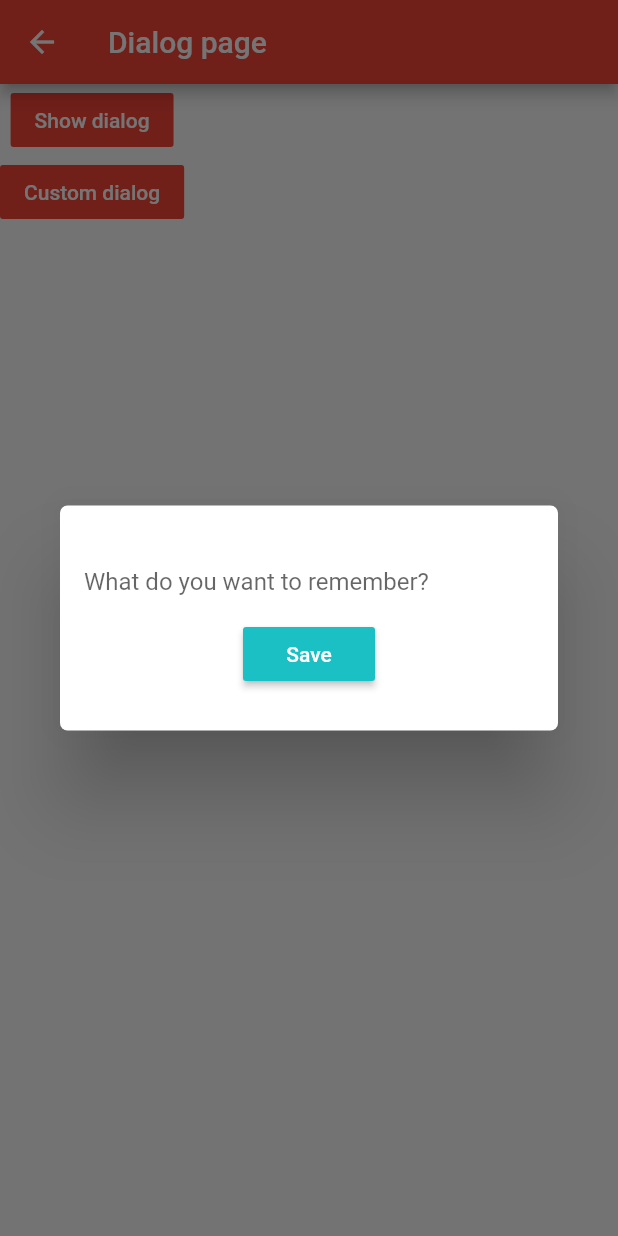
After one commit to willingtonortiz/cubipool-flutter, a Flutter app: the DialogPage screen opened directly, after a tap on "Custom dialog", on a phone screen of 412 x 824 dp. The commit adds this screen. Run offline on Flutter 3.47's test engine with Material 2 defaults, Android fonts, the phone set to English and light mode, and no system bars; our stand-ins replace curved_navigation_bar, flutter_spinkit, qr_flutter, shared_preferences; missing offline and left inert: barcode_scan; accounts and stored records are empty.

Commit message:
Se agregaron mas ejemplos al modulo de learn

```diff
--- a/lib/main.dart
+++ b/lib/main.dart
@@ -1,12 +1,13 @@
-import 'package:cubipool/modules/auth/login/pages/login_page.dart';
-import 'package:cubipool/modules/auth/register/pages/register_page.dart';
+import 'package:cubipool/modules/home/pages/home_page.dart';
+import 'package:cubipool/modules/learn/dialog/dialogs_page.dart';
+import 'package:cubipool/modules/learn/qr_flutter/qr_page.dart';
 import 'package:flutter/material.dart';
 
 void main() {
-  runApp(MyApp());
+  runApp(App());
 }
 
-class MyApp extends StatelessWidget {
+class App extends StatelessWidget {
   @override
   Widget build(BuildContext context) {
     return MaterialApp(
@@ -15,7 +16,7 @@ class MyApp extends StatelessWidget {
         primarySwatch: Colors.red,
         visualDensity: VisualDensity.adaptivePlatformDensity,
       ),
-      routes: {'/': (context) => RegisterPage()},
+      routes: {'/': (context) => QrPage()},
     );
   }
 }
--- /dev/null
+++ b/lib/modules/learn/dialog/dialogs_page.dart
@@ -0,0 +1,99 @@
+import 'package:flutter/material.dart';
+
+class DialogPage extends StatefulWidget {
+  @override
+  _DialogPageState createState() => _DialogPageState();
+}
+
+class _DialogPageState extends State<DialogPage> {
+  @override
+  Widget build(BuildContext context) {
+    return Scaffold(
+      appBar: AppBar(
+        title: Text('Dialog page'),
+      ),
+      body: Column(
+        children: <Widget>[
+          FlatButton(
+            child: Text(
+              'Show dialog',
+              style: TextStyle(color: Colors.white),
+            ),
+            color: Colors.red,
+            onPressed: () {
+              showDialog(
+                context: context,
+                builder: (BuildContext context) {
+                  return AlertDialog(
+                    title: Text('Alert dialog'),
+                    content: Text('Dialog content'),
+                    actionsPadding: EdgeInsets.all(0.0),
+                    actions: <Widget>[
+                      FlatButton(
+                        child: Text('Aceptar'),
+                        onPressed: () {
+                          Navigator.of(context).pop();
+                        },
+                      ),
+                      FlatButton(
+                        child: Text('Cancelar'),
+                        onPressed: () {
+                          Navigator.of(context).pop();
+                        },
+                      ),
+                    ],
+                  );
+                },
+              );
+            },
+          ),
+          FlatButton(
+            color: Colors.red,
+            child: Text(
+              'Custom dialog',
+              style: TextStyle(color: Colors.white),
+            ),
+            onPressed: () {
+              showDialog(
+                  context: context,
+                  builder: (BuildContext context) {
+                    return Dialog(
+                      shape: RoundedRectangleBorder(
+                          borderRadius:
+                              BorderRadius.circular(5.0)), //this right here
+                      child: Container(
+                        height: 150,
+                        child: Padding(
+                          padding: const EdgeInsets.all(16.0),
+                          child: Column(
+                            mainAxisAlignment: MainAxisAlignment.center,
+                            crossAxisAlignment: CrossAxisAlignment.center,
+                            children: [
+                              TextField(
+                                decoration: InputDecoration(
+                                    border: InputBorder.none,
+                                    hintText: 'What do you want to remember?'),
+                              ),
+                              SizedBox(
+                                child: RaisedButton(
+                                  onPressed: () {},
+                                  child: Text(
+                                    "Save",
+                                    style: TextStyle(color: Colors.white),
+                                  ),
+                                  color: const Color(0xFF1BC0C5),
+                                ),
+                              )
+                            ],
+                          ),
+                        ),
+                      ),
+                    );
+                  });
+            },
+          )
+        ],
+      ),
+    );
+  }
+}
```
Also changed, not shown: lib/modules/home/pages/home_page.dart (added, +46 -0 lines), lib/modules/learn/loader/loader_page.dart (added, +38 -0 lines), lib/modules/learn/qr_flutter/pages/image_page.dart (added, +33 -0 lines), lib/modules/learn/qr_flutter/pages/scan_page.dart (added, +71 -0 lines), lib/modules/learn/qr_flutter/qr_page.dart (added, +50 -0 lines), lib/modules/learn/shared_preferences/shared_preferences_page.dart (added, +80 -0 lines), lib/shared/bottom_navigation_bar.dart (added, +13 -0 lines), pubspec.yaml (+7 -6 lines), lib/modules/reservation/pages/reservation_page.dart (added), pubspec.lock, 7 other files.
